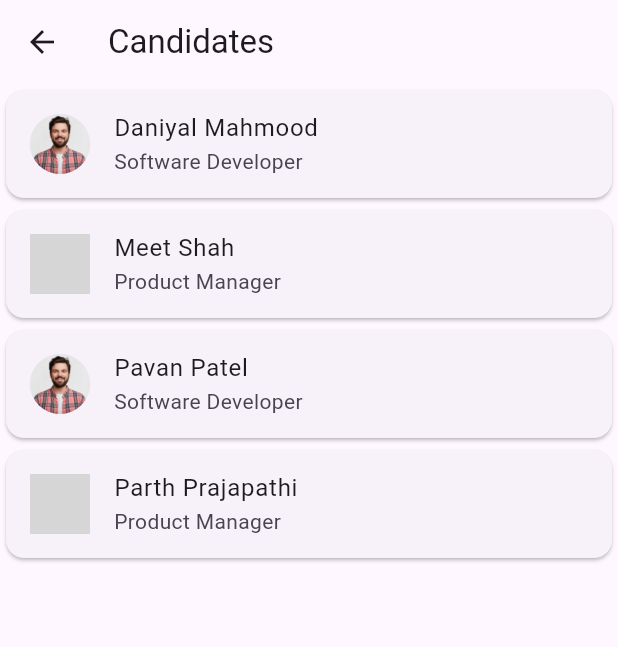
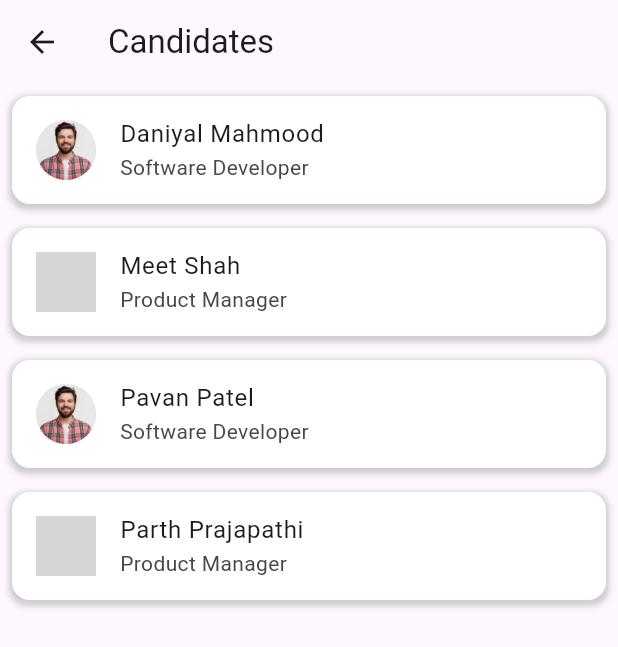
Before and after one commit to Dannysyed/jobrecruiting_usingFlutter, a Flutter app: the CandidatesScreen screen opened directly, on a phone screen of 412 x 824 dp. Shown: the top 647 px of the screen. Run offline on Flutter 3.47's test engine with Material 3 defaults, Android fonts, the phone set to English and light mode, and no system bars; grey boxes are pictures that could not be loaded.

```diff
--- a/lib/widgets/candidate_detail_screen.dart
+++ b/lib/widgets/candidate_detail_screen.dart
@@ -3,10 +3,7 @@ import '../models/models.dart';
 
 class CandidateDetailScreen extends StatefulWidget {
   final Candidate candidate;
-
-  const CandidateDetailScreen({required this.candidate, Key? key})
-      : super(key: key);
-
+  const CandidateDetailScreen({required this.candidate, super.key});
   @override
   State<CandidateDetailScreen> createState() => _CandidateDetailScreenState();
 }
--- a/lib/widgets/candidates_screen.dart
+++ b/lib/widgets/candidates_screen.dart
@@ -3,7 +3,8 @@ import 'candidate_detail_screen.dart';
 import '../data/data.dart';
 
 class CandidatesScreen extends StatelessWidget {
-  const CandidatesScreen({super.key});
+  const CandidatesScreen({Key? key}) : super(key: key);
+
   @override
   Widget build(BuildContext context) {
     return Scaffold(
@@ -14,7 +15,22 @@ class CandidatesScreen extends StatelessWidget {
         itemCount: candidates.length,
         itemBuilder: (context, index) {
           final candidate = candidates[index];
-          return Card(
+          return AnimatedContainer(
+            duration: const Duration(milliseconds: 500),
+            curve: Curves.easeIn,
+            margin: const EdgeInsets.all(8.0),
+            decoration: BoxDecoration(
+              borderRadius: BorderRadius.circular(12.0),
+              color: Colors.white,
+              boxShadow: [
+                BoxShadow(
+                  color: Colors.grey.withOpacity(0.5),
+                  spreadRadius: 2,
+                  blurRadius: 3,
+                  offset: const Offset(0, 2),
+                ),
+              ],
+            ),
             child: ListTile(
               leading: CircleAvatar(
                 backgroundImage: AssetImage(candidate.imageUrl),
```
